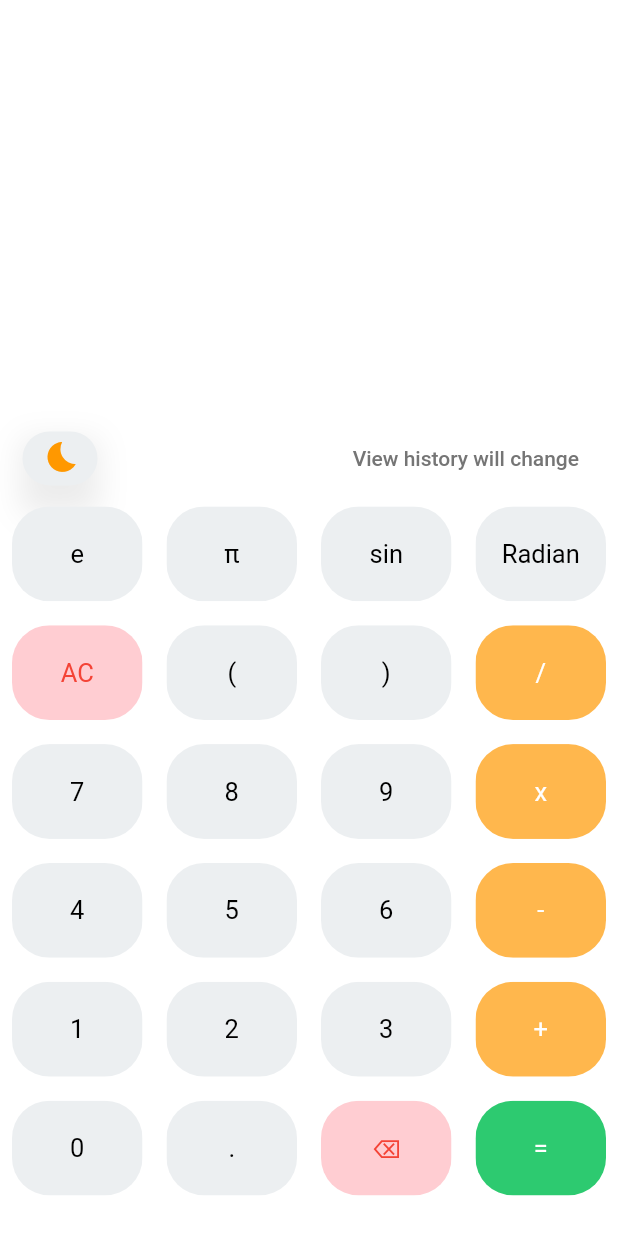
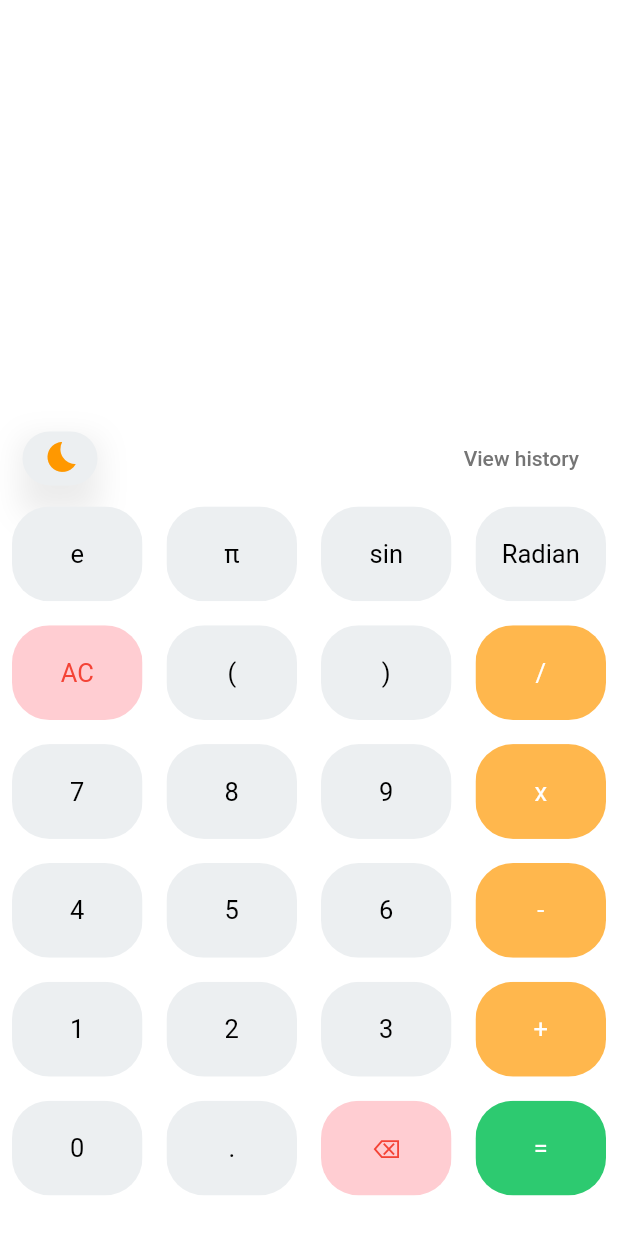
Before and after one commit to bhagirathsinh1/scientific_calsi, a Flutter app: the screen it shows after launch, on a phone screen of 412 x 824 dp. Run offline on Flutter 3.47's test engine with Material 2 defaults, Android fonts, the phone set to English and light mode, and no system bars; our stand-ins replace math_expressions.

Commit message:
history text changed

```diff
--- a/lib/HomePage.dart
+++ b/lib/HomePage.dart
@@ -15,7 +15,7 @@ class HomePage extends StatefulWidget {
 class _HomePageState extends State<HomePage> {
   var userQuestion = '';
   var userAnswer = '';
-  var viewHistory = 'View history will change';
+  var viewHistory = 'View history';
   var ob = 0;
   var cb = 0;
   var zero = 0;
```
